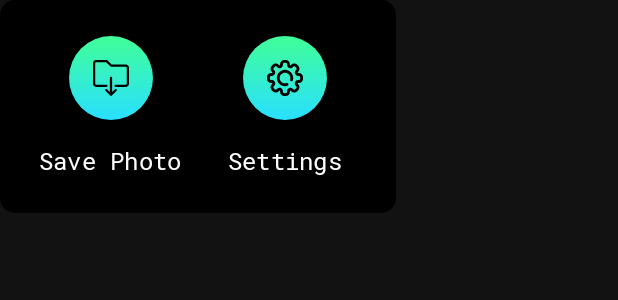
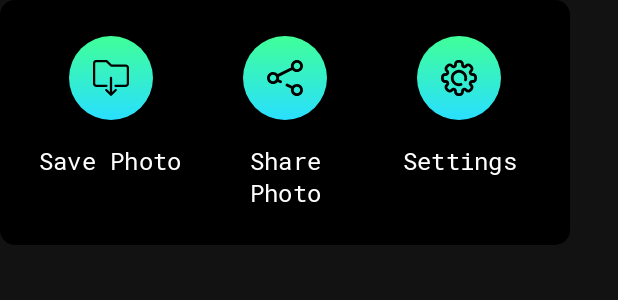
Before and after one commit to ashishkharcheiuforks/face-hide-ml, an Android app: the layout dialog_more.xml on its own in the app's theme, with its tools: preview values and no code run, on a phone screen of 412 x 824 dp. Shown: the top 300 px of the screen. Run offline under Robolectric (Android 15) with nearby library versions, the phone set to English and light mode, and no system bars.

Commit message:
Add photo sharing.

```diff
--- /dev/null
+++ b/app/src/main/res/drawable/ic_share.xml
@@ -0,0 +1,5 @@
+<vector android:height="24dp" android:viewportHeight="512"
+    android:viewportWidth="512" android:width="24dp" xmlns:android="http://schemas.android.com/apk/res/android">
+    <path android:fillColor="#FF000000" android:pathData="M426,340c-26.583,0 -50.387,12.124 -66.174,31.131l-66.919,-33.283c-9.889,-4.916 -21.895,-0.89 -26.813,9.001c-4.919,9.89 -0.889,21.895 9.001,26.813l67.022,33.333C340.731,413.112 340,419.472 340,426c0,47.421 38.58,86 86,86s86,-38.579 86,-86C512,378.579 473.42,340 426,340zM426,472c-25.364,0 -46,-20.636 -46,-46c0,-6.29 1.269,-12.288 3.565,-17.754c0.491,-0.728 0.941,-1.496 1.343,-2.304c0.427,-0.858 0.786,-1.733 1.081,-2.618C393.906,389.407 408.875,380 426,380c25.364,0 46,20.636 46,46S451.364,472 426,472z"/>
+    <path android:fillColor="#FF000000" android:pathData="M426,0c-47.42,0 -86,38.579 -86,86c0,6.627 0.754,13.081 2.179,19.281l-190.339,95.45C136.052,181.954 112.396,170 86,170c-47.42,0 -86,38.579 -86,86s38.58,86 86,86c26.282,0 49.848,-11.851 65.635,-30.488l32.293,16.435c2.906,1.479 6.003,2.18 9.055,2.18c7.286,0 14.31,-3.995 17.841,-10.933c5.01,-9.845 1.092,-21.886 -8.753,-26.896l-32.377,-16.477C171.202,269.456 172,262.819 172,256c0,-6.709 -0.772,-13.241 -2.233,-19.511l190.241,-95.401C375.796,159.97 399.52,172 426,172c47.42,0 86,-38.579 86,-86S473.42,0 426,0zM86,302c-25.364,0 -46,-20.636 -46,-46s20.636,-46 46,-46s46,20.636 46,46S111.364,302 86,302zM426,132c-25.364,0 -46,-20.636 -46,-46s20.636,-46 46,-46s46,20.636 46,46S451.364,132 426,132z"/>
+</vector>
--- a/app/src/main/res/layout/dialog_more.xml
+++ b/app/src/main/res/layout/dialog_more.xml
@@ -6,7 +6,7 @@
         android:layout_width="wrap_content"
         android:layout_height="wrap_content"
         android:background="@drawable/dialog_bg"
-        android:gravity="center"
+        android:gravity="center_horizontal"
         android:orientation="horizontal"
         android:padding="24dp">
 
@@ -29,7 +29,34 @@
                 android:layout_width="wrap_content"
                 android:layout_height="wrap_content"
                 android:layout_marginTop="16dp"
+                android:gravity="center"
                 android:text="@string/save_photo"
+                android:textAppearance="?textAppearanceSubtitle1"
+                app:fontFamily="@font/robotomono_regular" />
+
+        </LinearLayout>
+
+        <LinearLayout
+            android:id="@+id/shareButton"
+            android:layout_width="100dp"
+            android:layout_height="wrap_content"
+            android:layout_marginEnd="16dp"
+            android:gravity="center"
+            android:orientation="vertical">
+
+            <androidx.appcompat.widget.AppCompatImageView
+                android:layout_width="56dp"
+                android:layout_height="56dp"
+                android:background="@drawable/gradient_round"
+                android:scaleType="centerInside"
+                app:srcCompat="@drawable/ic_share" />
+
+            <androidx.appcompat.widget.AppCompatTextView
+                android:layout_width="wrap_content"
+                android:layout_height="wrap_content"
+                android:layout_marginTop="16dp"
+                android:gravity="center"
+                android:text="@string/share_photo"
                 android:textAppearance="?textAppearanceSubtitle1"
                 app:fontFamily="@font/robotomono_regular" />
 
@@ -53,6 +80,7 @@
                 android:layout_width="wrap_content"
                 android:layout_height="wrap_content"
                 android:layout_marginTop="16dp"
+                android:gravity="center"
                 android:text="@string/settings"
                 android:textAppearance="?textAppearanceSubtitle1"
                 app:fontFamily="@font/robotomono_regular" />
--- a/app/src/main/res/layout/dialog_save_photo.xml
+++ b/app/src/main/res/layout/dialog_save_photo.xml
@@ -10,6 +10,7 @@
         android:padding="24dp">
 
         <androidx.appcompat.widget.AppCompatTextView
+            android:id="@+id/titleView"
             android:layout_width="wrap_content"
             android:layout_height="wrap_content"
             android:text="@string/save_photo"
--- a/app/src/main/res/values/strings.xml
+++ b/app/src/main/res/values/strings.xml
@@ -17,7 +17,7 @@
     <string name="cancel">Cancel</string>
     <string name="view_using">View using</string>
     <string name="image_view_application_not_found">Image view application not found</string>
-    <string name="name">Name</string>
+    <string name="name">File Name</string>
     <string name="failed_to_read_photo">Failed to read photo</string>
     <string name="failed_to_find_faces_on_photo">Failed to find faces on photo</string>
     <string name="remove_emoji">Remove Emoji</string>
@@ -27,4 +27,7 @@
     <string name="no">No</string>
     <string name="close">Close</string>
     <string name="icon_made_by_twitter_from_www_flaticon_com">Icons made by Twitter from www.flaticon.com</string>
+    <string name="share_with">Share with</string>
+    <string name="share_photo">Share Photo</string>
+    <string name="share">Share</string>
 </resources>
```
Also changed, not shown: app/src/main/java/com/github/naz013/facehide/MainActivity.kt (+45 -5 lines), app/src/main/java/com/github/naz013/facehide/data/RecognitionViewModel.kt (+51 -20 lines).
